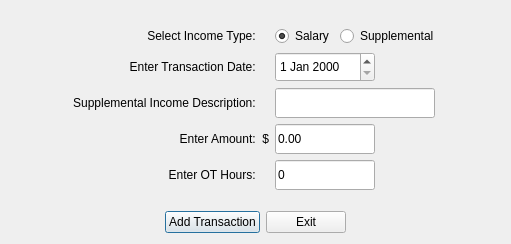
First picture: the form in CashFlowManager/addincometransactiondialog.ui, repository epw7856/CashFlowManager, before the edit.
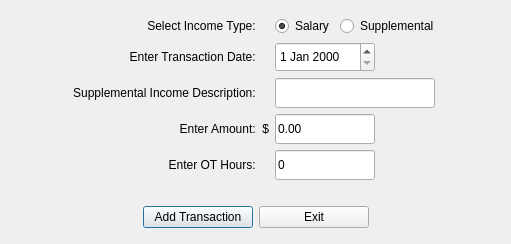
Second picture: the form after the edit.

Commit message: Updated the add income transaction dialog and the automatic monthly payment dialog UI.

Diff of the .ui file:
```diff
--- a/CashFlowManager/addincometransactiondialog.ui
+++ b/CashFlowManager/addincometransactiondialog.ui
@@ -10,23 +10,16 @@
     <height>244</height>
    </rect>
   </property>
+  <property name="font">
+   <font>
+    <family>Segoe UI</family>
+    <pointsize>9</pointsize>
+   </font>
+  </property>
   <property name="windowTitle">
    <string>Add Income Transaction</string>
   </property>
   <layout class="QVBoxLayout" name="verticalLayout">
-   <item>
-    <spacer name="verticalSpacer_2">
-     <property name="orientation">
-      <enum>Qt::Vertical</enum>
-     </property>
-     <property name="sizeHint" stdset="0">
-      <size>
-       <width>20</width>
-       <height>8</height>
-      </size>
-     </property>
-    </spacer>
-   </item>
    <item>
     <layout class="QGridLayout" name="gridLayout">
      <item row="2" column="2">
@@ -307,10 +300,13 @@
      <property name="orientation">
       <enum>Qt::Vertical</enum>
      </property>
+     <property name="sizeType">
+      <enum>QSizePolicy::Fixed</enum>
+     </property>
      <property name="sizeHint" stdset="0">
       <size>
        <width>20</width>
-       <height>8</height>
+       <height>15</height>
       </size>
      </property>
     </spacer>
@@ -332,6 +328,18 @@
      </item>
      <item>
       <widget class="QPushButton" name="pushButtonAddTransaction">
+       <property name="minimumSize">
+        <size>
+         <width>110</width>
+         <height>0</height>
+        </size>
+       </property>
+       <property name="maximumSize">
+        <size>
+         <width>110</width>
+         <height>16777215</height>
+        </size>
+       </property>
        <property name="text">
         <string>Add Transaction</string>
        </property>
@@ -339,6 +347,18 @@
      </item>
      <item>
       <widget class="QPushButton" name="pushButtonExit">
+       <property name="minimumSize">
+        <size>
+         <width>110</width>
+         <height>0</height>
+        </size>
+       </property>
+       <property name="maximumSize">
+        <size>
+         <width>110</width>
+         <height>16777215</height>
+        </size>
+       </property>
        <property name="text">
         <string>Exit</string>
        </property>
```
The commit also changes 2 other files.
